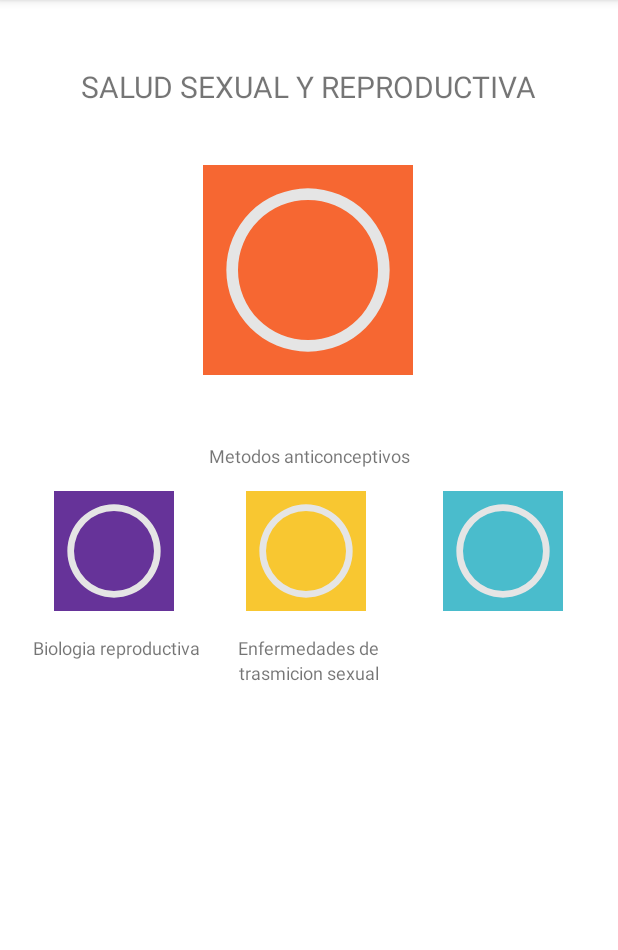
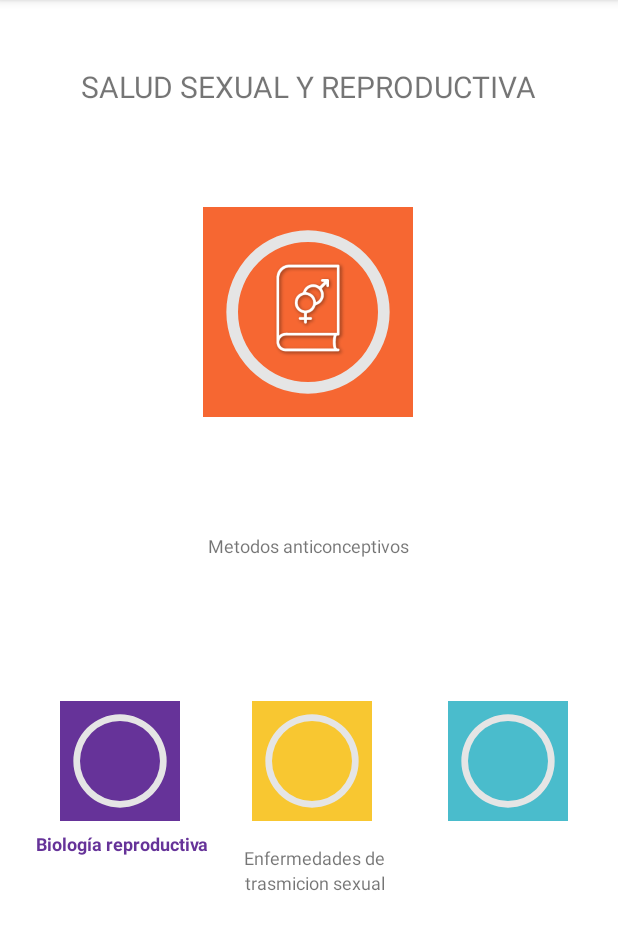
Before and after one commit to Jess-CR/OkayApp, an Android app: the Topic screen opened directly, with no data from a screen before it, on a phone screen of 412 x 824 dp, the part 84-1034 px from its top. Run offline under Robolectric (Android 15) with nearby library versions, the phone set to English and light mode, and no system bars; Roboto replaces fonts that are not available here.

Commit message:
Prueba con icono Salud sexual

```diff
--- a/app/src/main/res/layout/activity_topic.xml
+++ b/app/src/main/res/layout/activity_topic.xml
@@ -39,27 +39,27 @@
         app:layout_constraintBottom_toBottomOf="@+id/progressPogressBar"
         app:layout_constraintEnd_toEndOf="@+id/progressPogressBar"
         app:layout_constraintStart_toStartOf="@+id/progressPogressBar"
-        app:layout_constraintTop_toTopOf="@+id/progressPogressBar" />
-<!--        android:src="@drawable/ic_baseline_local_hospital_24"-->
+        app:layout_constraintTop_toTopOf="@+id/progressPogressBar"
+        android:src="@drawable/sex_education"/>
 
     <TextView
         android:id="@+id/textView5"
         android:layout_width="wrap_content"
         android:layout_height="wrap_content"
-        android:layout_marginBottom="456dp"
+        android:layout_marginBottom="396dp"
         android:text="Metodos anticonceptivos"
         android:textSize="12dp"
         app:layout_constraintBottom_toBottomOf="parent"
         app:layout_constraintEnd_toEndOf="parent"
-        app:layout_constraintHorizontal_bias="0.501"
+        app:layout_constraintHorizontal_bias="0.498"
         app:layout_constraintStart_toStartOf="parent" />
 
     <ProgressBar
         android:id="@+id/progressPogressBar2"
         android:layout_width="80dp"
         android:layout_height="80dp"
-        android:layout_marginStart="36dp"
-        android:layout_marginTop="32dp"
+        android:layout_marginStart="40dp"
+        android:layout_marginTop="112dp"
         android:background="@color/yolo_purple"
         android:indeterminateOnly="false"
         android:max="100"
@@ -73,8 +73,10 @@
         android:layout_width="wrap_content"
         android:layout_height="wrap_content"
         android:layout_marginBottom="108dp"
-        android:text="Biologia reproductiva"
+        android:text="Biología reproductiva"
         android:textSize="12dp"
+        android:textStyle="bold"
+        android:textColor="@color/yolo_purple"
         app:layout_constraintBottom_toBottomOf="parent"
         app:layout_constraintEnd_toEndOf="@+id/progressPogressBar2"
         app:layout_constraintHorizontal_bias="0.457"
```
